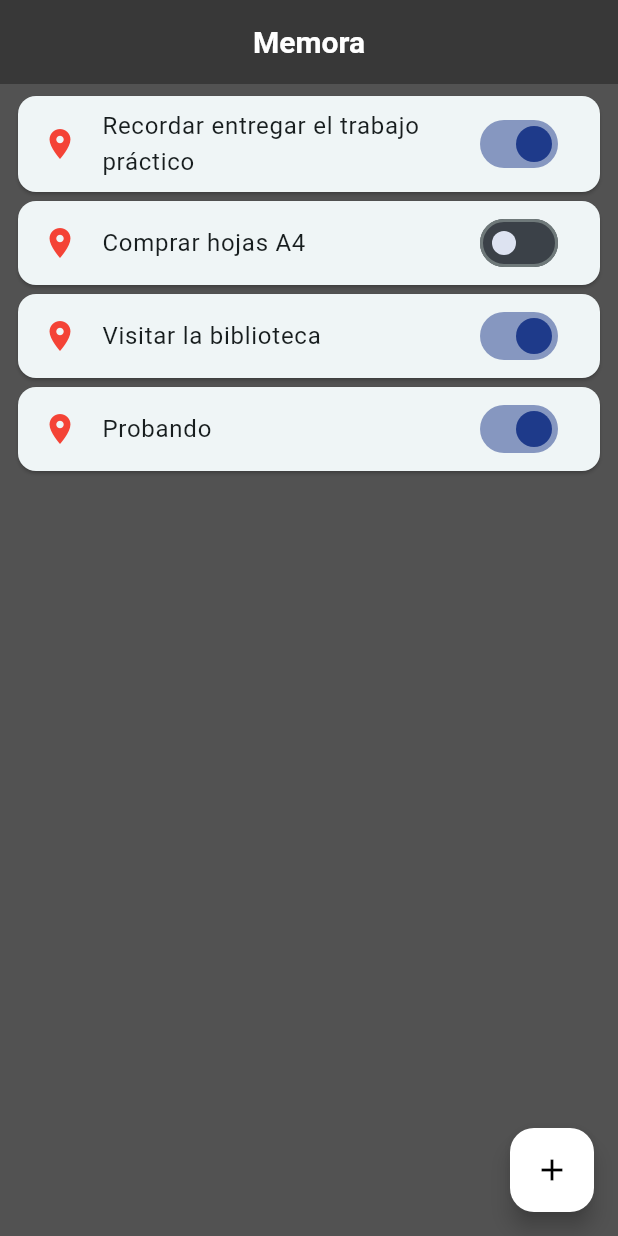
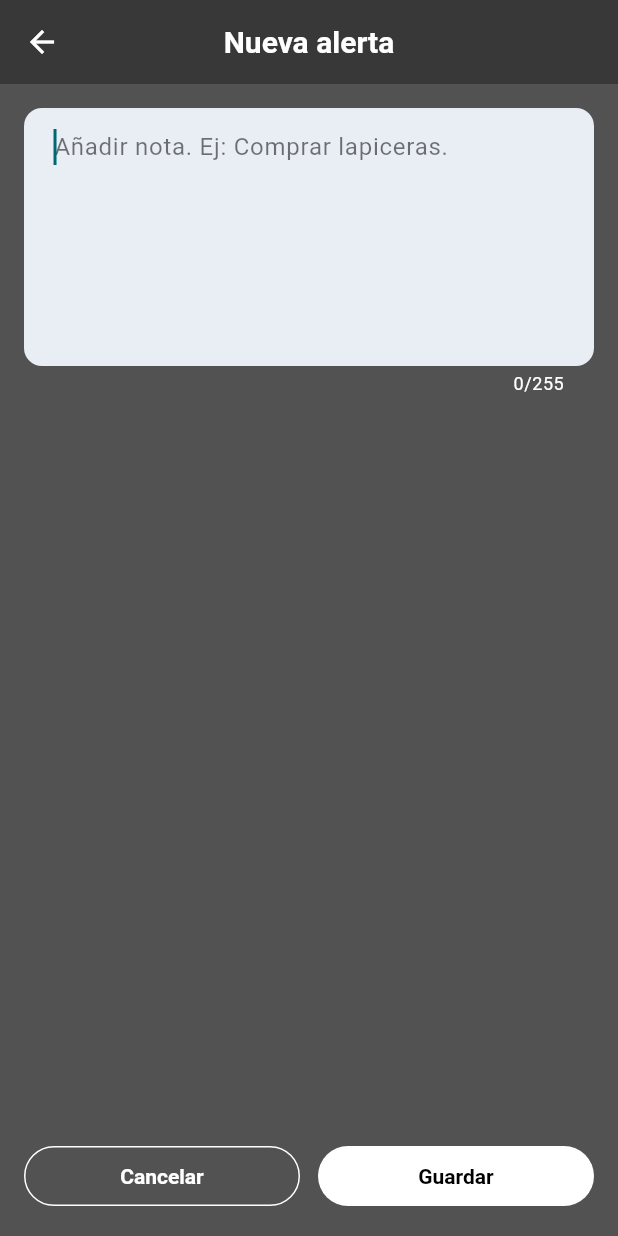
Before and after one commit to Shiny333Arg/Memora, a Flutter app: the screen it shows after launch, after a tap on the "add" icon, on a phone screen of 412 x 824 dp. Run offline on Flutter 3.47's test engine with Material 3 defaults, Android fonts, the phone set to English and light mode, and no system bars.

Commit message:
Añadir pantalla para editar y eliminar alertas

```diff
--- a/lib/theme/app_theme.dart
+++ b/lib/theme/app_theme.dart
@@ -9,6 +9,8 @@ const kSwitchActive = Color(0xFF1E3A8A);
 const kSwitchThumbInactive = Color(0xFFDDE3F1);
 const kSwitchTrackInactive = Color(0xFF3B4148);
 
+const kFieldFill = Color(0xFFE9EEF5); // fondo clarito
+
 // Espaciados / estilos
 const kListPadding = EdgeInsets.symmetric(horizontal: 12.0, vertical: 8.0);
 const kCardRadius = 12.0;
@@ -18,6 +20,8 @@ final ThemeData appTheme = ThemeData(
   useMaterial3: true,
   colorSchemeSeed: Colors.white, // respetando tu configuración
   scaffoldBackgroundColor: kBgColor,
+
+  // estilos de app bar
   appBarTheme: const AppBarTheme(
     backgroundColor: kAppBarColor,
     centerTitle: true,
@@ -28,6 +32,9 @@ final ThemeData appTheme = ThemeData(
     ),
     iconTheme: IconThemeData(color: kAppBarText),
   ),
+
+
+  // estilos de alertas
   cardTheme: const CardThemeData(
     surfaceTintColor: Colors.transparent,
     shape: RoundedRectangleBorder(
@@ -36,4 +43,43 @@ final ThemeData appTheme = ThemeData(
     margin: EdgeInsets.zero,
   ),
 
+  // estilos de campos
+  inputDecorationTheme: InputDecorationTheme(
+    filled: true,
+    fillColor: kFieldFill,
+    contentPadding: const EdgeInsets.symmetric(vertical: 14, horizontal: 16),
+    border: OutlineInputBorder(
+      borderRadius: BorderRadius.circular(kCardRadius),
+      borderSide: BorderSide.none, // sin borde visible
+    ),
+    enabledBorder: OutlineInputBorder(
+      borderRadius: BorderRadius.circular(kCardRadius),
+      borderSide: BorderSide.none,
+    ),
+    focusedBorder: OutlineInputBorder(
+      borderRadius: BorderRadius.circular(kCardRadius),
+      borderSide: BorderSide.none,
+    ),
+    hintStyle: const TextStyle(color: Colors.black54),
+    labelStyle: const TextStyle(color: Colors.black87),
+  ),
+
+  // botón cancelar
+  outlinedButtonTheme: OutlinedButtonThemeData(
+    style: OutlinedButton.styleFrom(
+      foregroundColor: Colors.white,         // texto en blanco
+      side: const BorderSide(color: Colors.white), // borde blanco
+      textStyle: const TextStyle(fontWeight: FontWeight.w600),
+    ),
+  ),
+
+  // botón guardar
+  filledButtonTheme: FilledButtonThemeData(
+    style: FilledButton.styleFrom(
+      backgroundColor: Colors.white,         // fondo blanco
+      foregroundColor: Colors.black,         // texto en negro
+      textStyle: const TextStyle(fontWeight: FontWeight.w600),
+    ),
+  ),
+
 );
--- /dev/null
+++ b/lib/ui/create_alert_page.dart
@@ -0,0 +1,82 @@
+import 'package:flutter/material.dart';
+import '../theme/app_theme.dart';
+
+class CreateAlertPage extends StatefulWidget {
+  const CreateAlertPage({super.key});
+
+  @override
+  State<CreateAlertPage> createState() => _CreateAlertPageState();
+}
+
+class _CreateAlertPageState extends State<CreateAlertPage> {
+  final _controller = TextEditingController();
+
+  @override
+  void dispose() {
+    _controller.dispose();
+    super.dispose();
+  }
+
+  void _onSave() {
+    final text = _controller.text.trim();
+    if (text.isEmpty) {
+      ScaffoldMessenger.of(context).showSnackBar(
+        const SnackBar(content: Text('Escribe un título para la alerta')),
+      );
+      return;
+    }
+    Navigator.of(context).pop(text); // devolvemos el título
+  }
+
+  @override
+  Widget build(BuildContext context) {
+    return Scaffold(
+      appBar: AppBar(title: const Text('Nueva alerta')),
+      body: Padding(
+        padding: const EdgeInsets.all(16),
+        child: Column(
+          children: [
+            TextField(
+              controller: _controller,
+              autofocus: true,
+              style: const TextStyle(color: Colors.black), // letras negras
+              textInputAction: TextInputAction.done,
+              minLines: 6, // altura mínima equivalente a 2 líneas
+              maxLines: 6, // evita que crezca más al escribir
+              maxLength: 255,
+              onSubmitted: (_) => _onSave(),
+              decoration: const InputDecoration(
+                //labelText: 'Título de la alerta',
+                //hintText: 'Ej.: Entregar trabajo práctico',
+                hintText: 'Añadir nota. Ej: Comprar lapiceras.',
+                counterStyle: TextStyle(color: Colors.white),
+              ),
+            ),
+
+            const Spacer(),
+            SafeArea(
+              top: false,
+              child: Row(
+                children: [
+                  Expanded(
+                    child: OutlinedButton(
+                      onPressed: () => Navigator.of(context).pop(),
+                      child: const Text('Cancelar'),
+                    ),
+                  ),
+                  const SizedBox(width: 12),
+                  Expanded(
+                    child: FilledButton(
+                      onPressed: _onSave,
+                      child: const Text('Guardar'),
+                    ),
+                  ),
+                ],
+              ),
+            ),
+          ],
+        ),
+      ),
+    );
+  }
+}
--- a/lib/ui/home_page.dart
+++ b/lib/ui/home_page.dart
@@ -3,6 +3,8 @@ import '../theme/app_theme.dart';
 import '../models/alert_item.dart';
 import '../data/sample_alerts.dart';
 import 'widgets/alert_tile.dart';
+import 'create_alert_page.dart';
+import 'edit_alert_page.dart';
 
 class HomePage extends StatefulWidget {
   const HomePage({super.key});
@@ -13,17 +15,60 @@ class HomePage extends StatefulWidget {
 class _HomePageState extends State<HomePage> {
   final List<AlertItem> _alerts = List.from(sampleAlerts);
 
-  void _addAlert() {
-    setState(() {
-      _alerts.add(AlertItem("Probando", enabled: true));
-    });
+  //void _addAlert() {
+    //setState(() {
+      //_alerts.add(AlertItem("Probando", enabled: true));
+    //});
+  //}
+
+  //FUNCIONES
+  Future<void> _goToCreate() async {
+    final result = await Navigator.of(context).push<String>(
+      MaterialPageRoute(builder: (_) => const CreateAlertPage()),
+    );
+    if (result != null && result.trim().isNotEmpty) {
+      setState(() {
+        _alerts.add(AlertItem(result.trim(), enabled: true));
+      });
+    }
   }
+
 
   void _toggleAlert(int index, bool enabled) {
     setState(() => _alerts[index].enabled = enabled);
     // TODO: activar/desactivar geocerca real aquí
   }
 
+
+  Future<void> _editAlert(int index) async {
+    final current = _alerts[index];
+    final result = await Navigator.of(context).push<String>(
+      MaterialPageRoute(builder: (_) => EditAlertPage(initialText: current.title)),
+    );
+
+    if (result == null) return;
+
+    if (result == '__DELETE__') {
+      setState(() => _alerts.removeAt(index));
+      return;
+    }
+
+    if (result.trim().isNotEmpty) {
+      setState(() {
+        _alerts[index] = AlertItem(result.trim(), enabled: current.enabled);
+      });
+    }
+  }
+
+
+
+
+
+
+
+
+
+//VISTA
   @override
   Widget build(BuildContext context) {
     return Scaffold(
@@ -43,12 +88,14 @@ class _HomePageState extends State<HomePage> {
             return AlertTile(
               alert: alert,
               onChanged: (val) => _toggleAlert(index, val),
+              onTap: () => _editAlert(index),
             );
           },
         ),
       ),
       floatingActionButton: FloatingActionButton(
-        onPressed: _addAlert,
+        //onPressed: _addAlert,
+        onPressed: _goToCreate,
         backgroundColor: const Color(0xFFFFFFFF),
         foregroundColor: const Color(0xFF000000),
         child: const Icon(Icons.add),
--- a/lib/ui/widgets/alert_tile.dart
+++ b/lib/ui/widgets/alert_tile.dart
@@ -7,10 +7,12 @@ class AlertTile extends StatelessWidget {
     super.key,
     required this.alert,
     required this.onChanged,
+    this.onTap, //callback opcional
   });
 
   final AlertItem alert;
   final ValueChanged<bool> onChanged;
+  final VoidCallback? onTap;
 
   @override
   Widget build(BuildContext context) {
@@ -25,6 +27,7 @@ class AlertTile extends StatelessWidget {
           inactiveThumbColor: kSwitchThumbInactive,
           inactiveTrackColor: kSwitchTrackInactive,
         ),
+        onTap: onTap, // abre la edición
       ),
     );
   }
```
Also changed, not shown: lib/ui/edit_alert_page.dart (added, +101 -0 lines), 1 other file.
